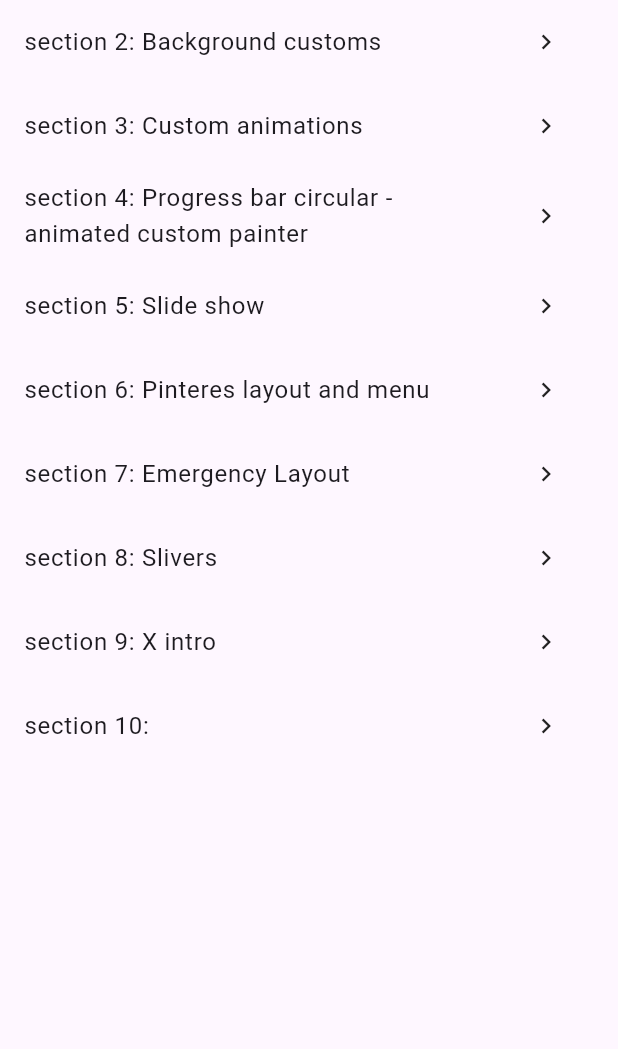
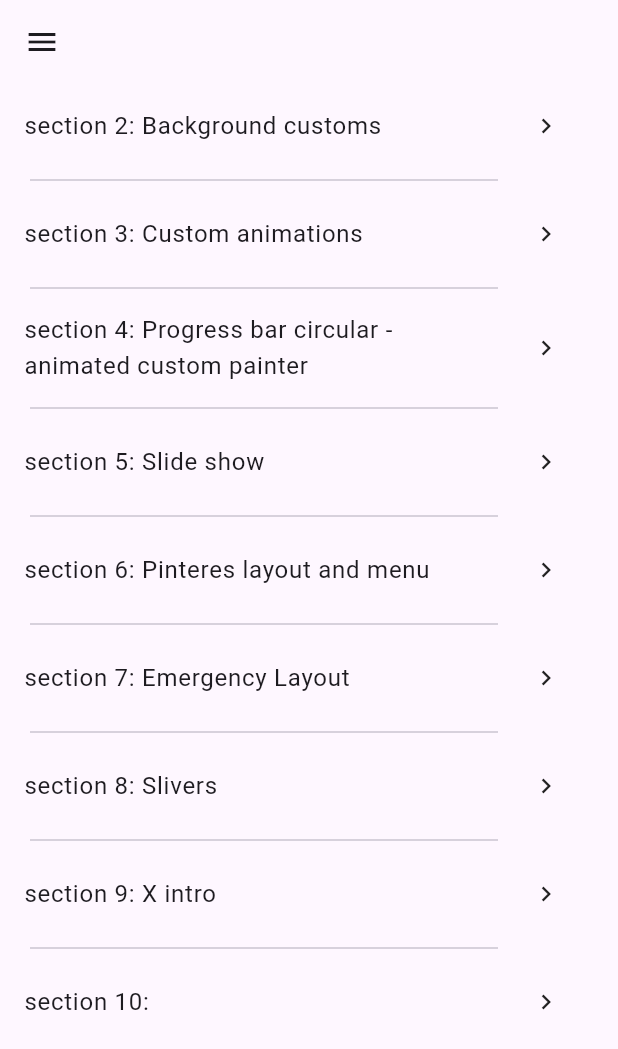
Before and after one commit to victorsdd01/flutter_designs, a Flutter app: the screen it shows after launch, on a phone screen of 412 x 824 dp. Shown: the top 1049 px of the screen. Run offline on Flutter 3.47's test engine with Material 3 defaults, Android fonts, the phone set to English and light mode, and no system bars; our stand-ins replace flutter_svg.

Commit message:
section completed

```diff
--- a/lib/main.dart
+++ b/lib/main.dart
@@ -1,11 +1,13 @@
 import 'package:designs/src/providers/providers.dart';
 import 'package:designs/src/routes/routes.dart';
+import 'package:designs/src/theme/theme.dart';
 import 'package:flutter/material.dart';
 import 'package:provider/provider.dart';
 
 void main() {
   runApp(MultiProvider(
     providers: [
+      ChangeNotifierProvider(create: (_) => AppTheme()),
       ChangeNotifierProvider(create: (_) => SliderShowProvider()),
       ChangeNotifierProvider(create: (_) => PinteresProvider())
     ],
@@ -19,7 +21,9 @@ class MyApp extends StatelessWidget {
   @override
   Widget build(BuildContext context) {
     return MaterialApp(
-      theme: ThemeData(useMaterial3: true),
+      themeAnimationDuration: const Duration(seconds: 1),
+      themeAnimationCurve: Curves.easeInQuad,
+      theme: context.watch<AppTheme>().currentTheme,
       debugShowCheckedModeBanner: false,
       initialRoute: AppRoutes.initialRoute,
       routes: AppRoutes.routes,
--- a/lib/src/pages/home/home_page.dart
+++ b/lib/src/pages/home/home_page.dart
@@ -1,8 +1,10 @@
 
 import 'dart:convert';
 import 'package:designs/src/models/models.dart';
+import 'package:designs/src/theme/theme.dart';
 import 'package:flutter/material.dart';
 import 'package:flutter/services.dart';
+import 'package:provider/provider.dart';
 
 class HomePage extends StatefulWidget {
   const HomePage({super.key});
@@ -30,10 +32,41 @@ class _HomePageState extends State<HomePage> {
     super.initState();
   }
 
+
   @override
   Widget build(BuildContext context) {
-    return  Scaffold(
-      body: ListView.builder(
+
+    return Scaffold(
+      appBar: AppBar(),
+      drawer: Drawer(
+        child: SizedBox(
+          width: MediaQuery.of(context).size.width,
+          height: MediaQuery.of(context).size.height,
+          child: Column(
+            mainAxisAlignment: MainAxisAlignment.spaceEvenly,
+            crossAxisAlignment: CrossAxisAlignment.center,
+            children: [
+              const CircleAvatar(
+                radius: 100.0,
+              ),
+              Row(
+                mainAxisAlignment: MainAxisAlignment.start,
+                crossAxisAlignment: CrossAxisAlignment.center,
+                children: [
+                  const Padding(padding: EdgeInsets.only(left: 10.0)),
+                  const Text('Dark mode'),
+                  Switch.adaptive(
+                    value: context.watch<AppTheme>().darkTheme,
+                    onChanged: (value) => Provider.of<AppTheme>(context, listen: false).darkTheme = value
+                  ),
+                ],
+              )
+            ],
+           )
+        ),
+      ),
+      body: ListView.separated(
+        separatorBuilder: (context, index) => const Divider(indent: 20.0, endIndent: 80.0,),
         itemCount:sections.length,
         itemBuilder: (context, index) {
           final Sections item = sections[index];
--- /dev/null
+++ b/lib/src/theme/theme.dart
@@ -0,0 +1,38 @@
+
+
+import 'package:flutter/material.dart';
+
+class AppTheme extends ChangeNotifier{
+
+  // bool _lightTheme = false;
+  bool _darkTheme = false;
+  ThemeData _currentTheme = ThemeData.light();
+
+
+  // getters
+
+  // bool get lightTheme => _lightTheme;
+
+  bool get darkTheme => _darkTheme;
+
+  ThemeData get  currentTheme => _currentTheme;
+
+  // setters
+
+  // set lightTheme(bool value){
+  //   _lightTheme = value;
+  //   notifyListeners();
+  // }
+  set darkTheme(bool value){
+    _darkTheme = value;
+
+    if (value) {
+      _currentTheme = ThemeData.dark();
+    } else {
+      _currentTheme =  ThemeData.light();
+    }
+
+    notifyListeners();
+  }
+
+}
```
Also changed, not shown: lib/src/providers/providers.dart (line endings or trailing spaces).
